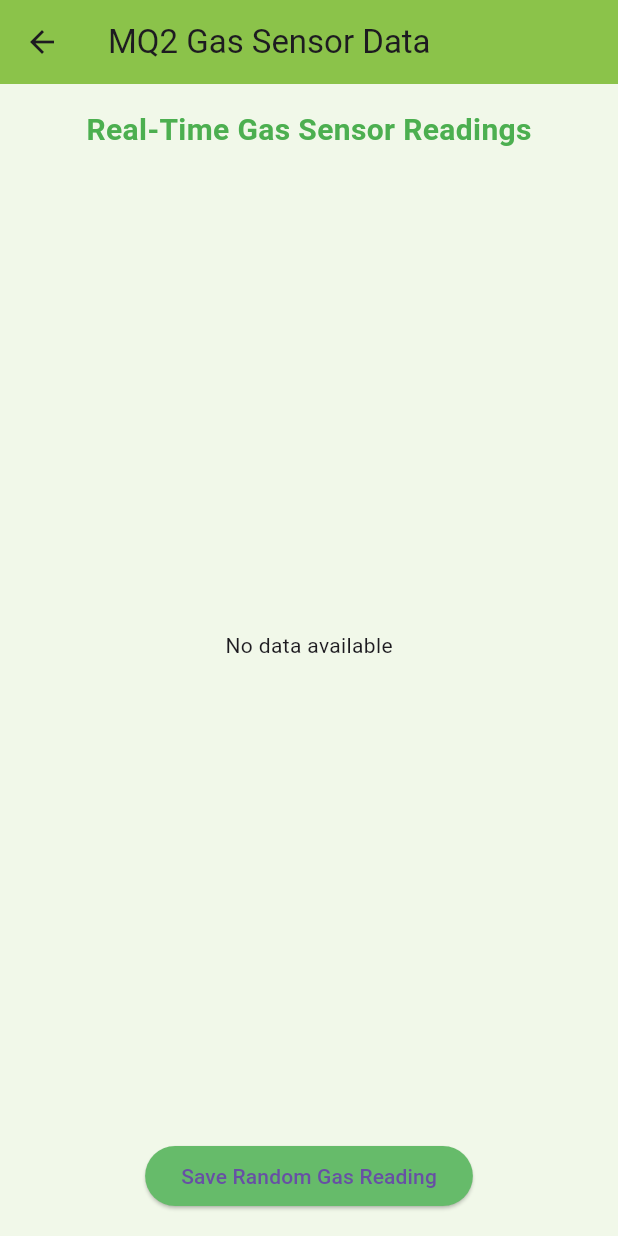
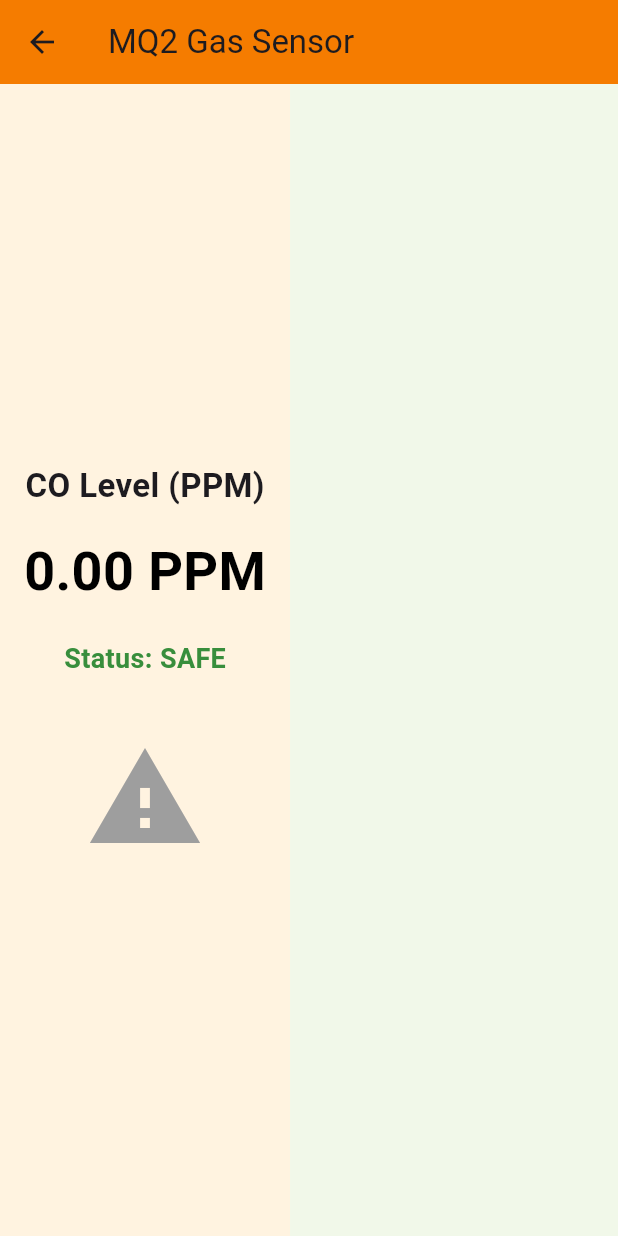
Before and after one commit to dhanashriwankhede/flutter-iot-safety-app, a Flutter app: the GasSensorPage screen opened directly, on a phone screen of 412 x 824 dp. Run offline on Flutter 3.47's test engine with Material 3 defaults, Android fonts, the phone set to English and light mode, and no system bars; our stand-ins replace firebase_core, firebase_database, syncfusion_flutter_charts; accounts and stored records are empty.

Commit message:
Initial commit - Flutter IoT monitoring app

```diff
--- a/lib/gas_sensor_page.dart
+++ b/lib/gas_sensor_page.dart
@@ -1,6 +1,5 @@
 import 'package:flutter/material.dart';
-import 'firebase_service.dart';
-import 'dart:math';
+import 'package:firebase_database/firebase_database.dart';
 
 class GasSensorPage extends StatefulWidget {
   const GasSensorPage({Key? key}) : super(key: key);
@@ -10,85 +9,97 @@
 }
 
 class _GasSensorPageState extends State<GasSensorPage> {
-  final FirebaseService _firebaseService = FirebaseService();
+  double coPPM = 0.0;
+  String alertStatus = "SAFE";
+
+  final DatabaseReference _coRef = FirebaseDatabase.instance.ref('MQ2/CO');
+  final DatabaseReference _alertRef =
+      FirebaseDatabase.instance.ref('MQ2/Alert');
+
+  @override
+  void initState() {
+    super.initState();
+
+    _coRef.onValue.listen((event) {
+      setState(() {
+        coPPM = (event.snapshot.value as num?)?.toDouble() ?? 0.0;
+      });
+    });
+
+    _alertRef.onValue.listen((event) {
+      setState(() {
+        alertStatus = event.snapshot.value?.toString() ?? "SAFE";
+      });
+
+      if (alertStatus == "HIGH CO LEVEL") {
+        _showAlertDialog();
+      }
+    });
+  }
+
+  void _showAlertDialog() {
+    showDialog(
+      context: context,
+      builder: (_) => AlertDialog(
+        title: const Text("🚨 Alert"),
+        content: const Text("High Carbon Monoxide Level Detected!"),
+        actions: [
+          TextButton(
+            onPressed: () => Navigator.of(context).pop(),
+            child: const Text("Dismiss"),
+          ),
+        ],
+      ),
+    );
+  }
 
   @override
   Widget build(BuildContext context) {
     return Scaffold(
       appBar: AppBar(
-        title: const Text('MQ2 Gas Sensor Data'),
-        backgroundColor: Colors.lightGreen,
+        title: const Text("MQ2 Gas Sensor"),
+        backgroundColor: Colors.orange[700],
       ),
       body: Container(
-        color: Colors.lightGreen[50],
         padding: const EdgeInsets.all(16.0),
+        color: Colors.orange[50],
         child: Column(
+          mainAxisAlignment: MainAxisAlignment.center,
           children: [
             const Text(
-              'Real-Time Gas Sensor Readings',
+              "CO Level (PPM)",
+              style: TextStyle(fontSize: 22, fontWeight: FontWeight.bold),
+            ),
+            const SizedBox(height: 16),
+            Text(
+              "${coPPM.toStringAsFixed(2)} PPM",
               style: TextStyle(
-                fontSize: 20,
+                fontSize: 36,
                 fontWeight: FontWeight.bold,
-                color: Colors.green,
+                color:
+                    alertStatus == "HIGH CO LEVEL" ? Colors.red : Colors.black,
               ),
             ),
             const SizedBox(height: 20),
-            Expanded(
-              child: StreamBuilder<Map<dynamic, dynamic>>(
-                stream: _firebaseService.getGasSensorStream(),
-                builder: (context, snapshot) {
-                  if (!snapshot.hasData || snapshot.data!.isEmpty) {
-                    return const Center(child: Text("No data available"));
-                  }
-                  final dataMap = snapshot.data!;
-                  final entries = dataMap.entries.toList();
-
-                  // Sort descending by timestamp
-                  entries.sort((a, b) {
-                    final t1 = a.value['timestamp'] ?? '';
-                    final t2 = b.value['timestamp'] ?? '';
-                    return t2.compareTo(t1);
-                  });
-
-                  return ListView.builder(
-                    itemCount: entries.length,
-                    itemBuilder: (context, index) {
-                      final item = entries[index].value;
-                      final gas = item['gasPPM'] ?? 0;
-                      final time = item['timestamp'] ?? '';
-                      return ListTile(
-                        title: Text("Gas: $gas PPM"),
-                        subtitle: Text(time),
-                      );
-                    },
-                  );
-                },
+            Text(
+              "Status: $alertStatus",
+              style: TextStyle(
+                fontSize: 18,
+                color: alertStatus == "HIGH CO LEVEL"
+                    ? Colors.red
+                    : Colors.green[700],
+                fontWeight: FontWeight.w600,
               ),
             ),
-            const SizedBox(height: 20),
-            ElevatedButton(
-              style: ElevatedButton.styleFrom(
-                backgroundColor: Colors.green[400],
-              ),
-              onPressed: _saveFakeGasReading,
-              child: const Text("Save Random Gas Reading"),
+            const SizedBox(height: 40),
+            Icon(
+              Icons.warning,
+              color: alertStatus == "HIGH CO LEVEL" ? Colors.red : Colors.grey,
+              size: 80,
             ),
           ],
         ),
       ),
     );
   }
-
-  /// Simulates a random gas reading and saves it
-  Future<void> _saveFakeGasReading() async {
-    final rand = Random();
-    final fakeGas = 300 + rand.nextDouble() * 200; // e.g. 300-500 PPM
-
-    // Save to Firebase
-    await _firebaseService.saveGasReading(fakeGas);
-
-    ScaffoldMessenger.of(context).showSnackBar(
-      const SnackBar(content: Text("Random gas reading saved!")),
-    );
-  }
 }
--- a/lib/graph_page.dart
+++ b/lib/graph_page.dart
@@ -49,7 +49,7 @@
   Widget build(BuildContext context) {
     return Scaffold(
       appBar: AppBar(
-        title: const Text('DHT11 Graph'),
+        title: const Text('DHT22 Graph'),
         backgroundColor: Colors.lightGreen,
       ),
       body: Container(
```
Also changed, not shown: lib/firebase_service.dart (+44 -20 lines), lib/home_page.dart (+61 -46 lines), lib/mq2_graph_page.dart (added, +60 -0 lines), 2 other files.
